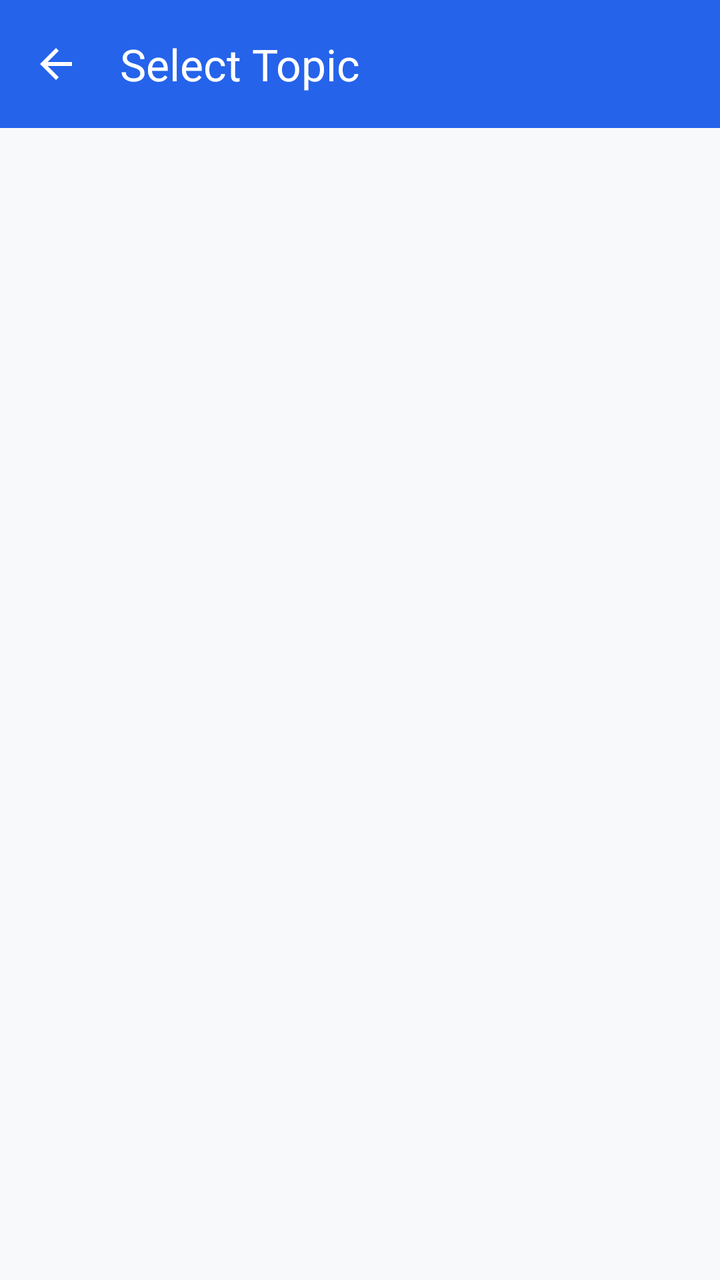
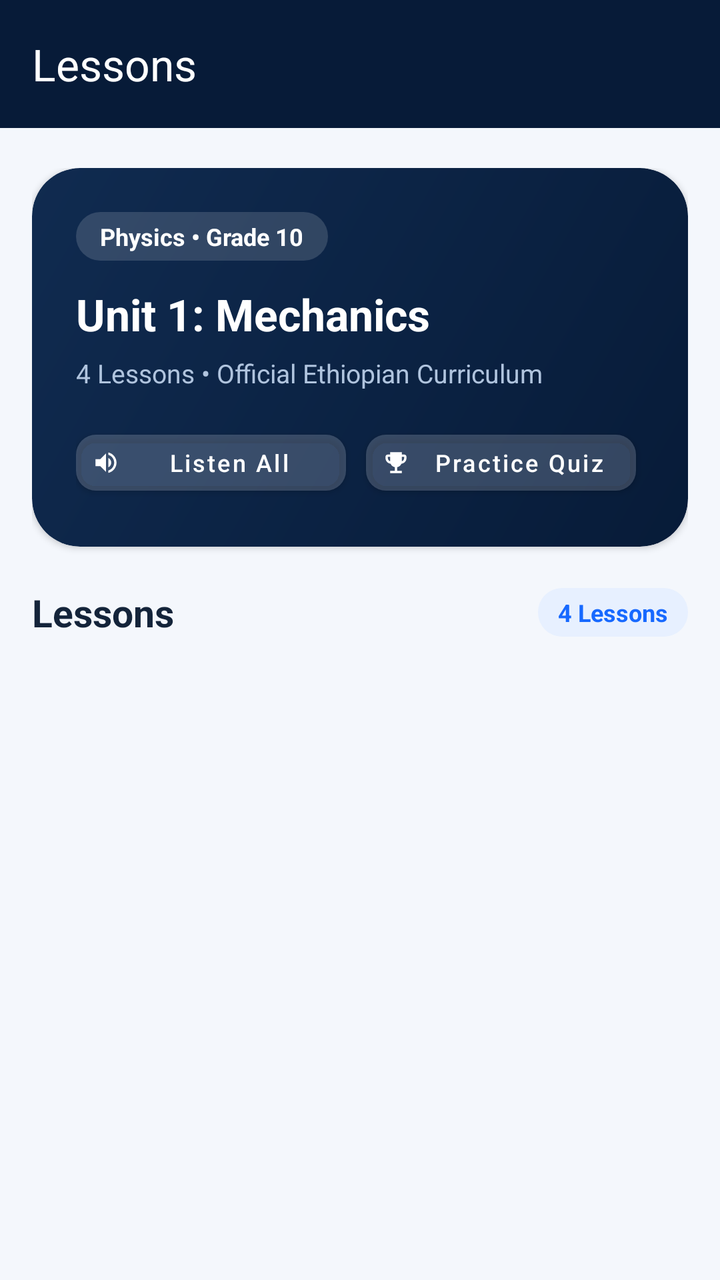

Compare the two renders of this Android layout. The source of the first and the diff that turns it into the second are given below.
<!-- AndroidManifest.xml: application theme Theme.TestApp -->
<!-- res/layout/activity_topic_list.xml -->
<?xml version="1.0" encoding="utf-8"?>
<androidx.coordinatorlayout.widget.CoordinatorLayout xmlns:android="http://schemas.android.com/apk/res/android"
    xmlns:app="http://schemas.android.com/apk/res-auto"
    xmlns:tools="http://schemas.android.com/tools"
    android:layout_width="match_parent"
    android:layout_height="match_parent"
    android:background="#F8F9FA"
    tools:context=".TopicListActivity">

    <com.google.android.material.appbar.AppBarLayout
        android:layout_width="match_parent"
        android:layout_height="wrap_content"
        android:theme="@style/ThemeOverlay.AppCompat.Dark.ActionBar">
        <androidx.appcompat.widget.Toolbar
            android:id="@+id/topicToolbar"
            android:layout_width="match_parent"
            android:layout_height="?attr/actionBarSize"
            android:background="?attr/colorPrimary"
            app:navigationIcon="?attr/homeAsUpIndicator"
            app:title="Select Topic" />
    </com.google.android.material.appbar.AppBarLayout>

    <androidx.core.widget.NestedScrollView
        android:layout_width="match_parent"
        android:layout_height="match_parent"
        app:layout_behavior="@string/appbar_scrolling_view_behavior">

        <LinearLayout
            android:id="@+id/topicContainer"
            android:layout_width="match_parent"
            android:layout_height="wrap_content"
            android:orientation="vertical"
            android:padding="16dp" />
    </androidx.core.widget.NestedScrollView>

</androidx.coordinatorlayout.widget.CoordinatorLayout>
<!-- resources referenced by this layout -->
<resources>
  <style name="Theme.TestApp" parent="Base.Theme.TestApp" />
  <color name="blue_600">#2563EB</color>
  <color name="white">#FFFFFFFF</color>
  <color name="blue_500">#3B82F6</color>
  <color name="slate_700">#334155</color>
  <color name="indigo_50">#E0E7FF</color>
  <color name="slate_50">#F8FAFC</color>
  <color name="slate_900">#0F172A</color>
  <color name="surface_variant_light">#F3F4F6</color>
  <color name="slate_200">#E2E8F0</color>
  <color name="slate_500">#64748B</color>
  <!-- unchanged entries left out for length: 1 -->
</resources>

<!-- the commit's change to res/layout/activity_topic_list.xml (unified diff, before → after) -->
@@ -4,33 +4,222 @@
     xmlns:tools="http://schemas.android.com/tools"
     android:layout_width="match_parent"
     android:layout_height="match_parent"
-    android:background="#F8F9FA"
+    android:background="@color/course_background"
     tools:context=".TopicListActivity">
 
     <com.google.android.material.appbar.AppBarLayout
+        android:id="@+id/appBarLayout"
         android:layout_width="match_parent"
         android:layout_height="wrap_content"
-        android:theme="@style/ThemeOverlay.AppCompat.Dark.ActionBar">
+        android:background="@color/course_navy"
+        app:elevation="0dp">
+
         <androidx.appcompat.widget.Toolbar
             android:id="@+id/topicToolbar"
             android:layout_width="match_parent"
             android:layout_height="?attr/actionBarSize"
-            android:background="?attr/colorPrimary"
-            app:navigationIcon="?attr/homeAsUpIndicator"
-            app:title="Select Topic" />
+            android:background="@color/course_navy"
+            app:navigationIconTint="@color/white"
+            app:title="Lessons"
+            app:titleTextColor="@color/white" />
     </com.google.android.material.appbar.AppBarLayout>
 
     <androidx.core.widget.NestedScrollView
         android:layout_width="match_parent"
         android:layout_height="match_parent"
+        android:clipToPadding="false"
+        android:fillViewport="true"
+        android:paddingBottom="32dp"
         app:layout_behavior="@string/appbar_scrolling_view_behavior">
 
         <LinearLayout
-            android:id="@+id/topicContainer"
             android:layout_width="match_parent"
             android:layout_height="wrap_content"
             android:orientation="vertical"
-            android:padding="16dp" />
+            android:paddingStart="16dp"
+            android:paddingTop="20dp"
+            android:paddingEnd="16dp">
+
+            
+            <com.google.android.material.card.MaterialCardView
+                android:layout_width="match_parent"
+                android:layout_height="wrap_content"
+                android:layout_marginBottom="20dp"
+                app:cardCornerRadius="24dp"
+                app:cardElevation="2dp"
+                app:strokeWidth="0dp">
+
+                <LinearLayout
+                    android:id="@+id/layoutUnitHero"
+                    android:layout_width="match_parent"
+                    android:layout_height="wrap_content"
+                    android:background="@drawable/bg_course_hero"
+                    android:orientation="vertical"
+                    android:padding="22dp">
+
+                    <TextView
+                        android:id="@+id/tvUnitBreadcrumb"
+                        android:layout_width="wrap_content"
+                        android:layout_height="wrap_content"
+                        android:background="@drawable/bg_pill_accent"
+                        android:backgroundTint="#26FFFFFF"
+                        android:paddingStart="12dp"
+                        android:paddingTop="4dp"
+                        android:paddingEnd="12dp"
+                        android:paddingBottom="4dp"
+                        android:text="Physics • Grade 10"
+                        android:textColor="@color/white"
+                        android:textSize="12sp"
+                        android:textStyle="bold" />
+
+                    <TextView
+                        android:id="@+id/tvUnitHeader"
+                        android:layout_width="match_parent"
+                        android:layout_height="wrap_content"
+                        android:layout_marginTop="12dp"
+                        android:text="Unit 1: Mechanics"
+                        android:textColor="@color/white"
+                        android:textSize="22sp"
+                        android:textStyle="bold" />
+
+                    <TextView
+                        android:id="@+id/tvTopicCount"
+                        android:layout_width="match_parent"
+                        android:layout_height="wrap_content"
+                        android:layout_marginTop="6dp"
+                        android:text="4 Lessons • Official Ethiopian Curriculum"
+                        android:textColor="#B0C4DE"
+                        android:textSize="13sp" />
+
+                    
+                    <LinearLayout
+                        android:layout_width="match_parent"
+                        android:layout_height="wrap_content"
+                        android:layout_marginTop="16dp"
+                        android:orientation="horizontal">
+
+                        <com.google.android.material.button.MaterialButton
+                            android:id="@+id/btnListenUnit"
+                            style="@style/Widget.MaterialComponents.Button"
+                            android:layout_width="0dp"
+                            android:layout_height="40dp"
+                            android:layout_marginEnd="6dp"
+                            android:layout_weight="1"
+                            android:minHeight="0dp"
+                            android:paddingStart="8dp"
+                            android:paddingEnd="8dp"
+                            android:text="Listen All"
+                            android:textAllCaps="false"
+                            android:textColor="@color/white"
+                            android:textSize="12sp"
+                            app:backgroundTint="#33FFFFFF"
+                            app:cornerRadius="10dp"
+                            app:icon="@drawable/ic_volume_up"
+                            app:iconPadding="4dp"
+                            app:iconSize="14dp"
+                            app:iconTint="@color/white" />
+
+                        <com.google.android.material.button.MaterialButton
+                            android:id="@+id/btnUnitQuiz"
+                            style="@style/Widget.MaterialComponents.Button"
+                            android:layout_width="0dp"
+                            android:layout_height="40dp"
+                            android:layout_marginStart="4dp"
+                            android:layout_marginEnd="4dp"
+                            android:layout_weight="1"
+                            android:minHeight="0dp"
+                            android:paddingStart="8dp"
+                            android:paddingEnd="8dp"
+                            android:text="Practice Quiz"
+                            android:textAllCaps="false"
+                            android:textColor="@color/white"
+                            android:textSize="12sp"
+                            app:backgroundTint="#33FFFFFF"
+                            app:cornerRadius="10dp"
+                            app:icon="@drawable/ic_trophy"
+                            app:iconPadding="4dp"
+                            app:iconSize="14dp"
+                            app:iconTint="@color/white" />
+
+                        <com.google.android.material.button.MaterialButton
+                            android:id="@+id/btnUnitLab"
+                            style="@style/Widget.MaterialComponents.Button"
+                            android:layout_width="0dp"
+                            android:layout_height="40dp"
+                            android:layout_marginStart="6dp"
+                            android:layout_weight="1"
+                            android:minHeight="0dp"
+                            android:paddingStart="8dp"
+                            android:paddingEnd="8dp"
+                            android:text="Virtual Lab"
+                            android:textAllCaps="false"
+                            android:textColor="@color/white"
+                            android:textSize="12sp"
+                            android:visibility="gone"
+                            app:backgroundTint="#33FFFFFF"
+                            app:cornerRadius="10dp"
+                            app:icon="@drawable/ic_lab"
+                            app:iconPadding="4dp"
+                            app:iconSize="14dp"
+                            app:iconTint="@color/white" />
+                    </LinearLayout>
+
+                </LinearLayout>
+            </com.google.android.material.card.MaterialCardView>
+
+            
+            <LinearLayout
+                android:layout_width="match_parent"
+                android:layout_height="wrap_content"
+                android:gravity="center_vertical"
+                android:orientation="horizontal">
+
+                <TextView
+                    android:layout_width="0dp"
+                    android:layout_height="wrap_content"
+                    android:layout_weight="1"
+                    android:text="Lessons"
+                    android:textColor="@color/course_text_primary"
+                    android:textSize="19sp"
+                    android:textStyle="bold" />
+
+                <TextView
+                    android:id="@+id/tvLessonsCountPill"
+                    android:layout_width="wrap_content"
+                    android:layout_height="wrap_content"
+                    android:background="@drawable/bg_unit_pill"
+                    android:paddingStart="10dp"
+                    android:paddingTop="4dp"
+                    android:paddingEnd="10dp"
+                    android:paddingBottom="4dp"
+                    android:text="4 Lessons"
+                    android:textColor="@color/course_blue"
+                    android:textSize="12sp"
+                    android:textStyle="bold" />
+            </LinearLayout>
+
+            <TextView
+                android:id="@+id/tvTopicEmptyState"
+                android:layout_width="match_parent"
+                android:layout_height="wrap_content"
+                android:layout_marginTop="16dp"
+                android:background="@drawable/bg_course_card"
+                android:gravity="center"
+                android:padding="28dp"
+                android:text="No lesson content is available in this unit yet."
+                android:textColor="@color/course_text_secondary"
+                android:textSize="15sp"
+                android:visibility="gone" />
+
+            
+            <LinearLayout
+                android:id="@+id/topicContainer"
+                android:layout_width="match_parent"
+                android:layout_height="wrap_content"
+                android:layout_marginTop="14dp"
+                android:orientation="vertical" />
+
+        </LinearLayout>
     </androidx.core.widget.NestedScrollView>
 
 </androidx.coordinatorlayout.widget.CoordinatorLayout>
<!-- resource entries referenced after the edit -->
@@ -1,8 +1,82 @@
 <!-- resources referenced by this layout -->
 <resources>
+  <color name="course_background">#F4F7FC</color>
+  <color name="course_blue">#1769FF</color>
+  <color name="course_navy">#071B38</color>
+  <color name="course_text_primary">#14243A</color>
+  <color name="course_text_secondary">#64748B</color>
   <style name="Theme.TestApp" parent="Base.Theme.TestApp" />
+  <color name="course_card_white">#FFFFFF</color>
+  <color name="course_card_stroke">#E2EAF5</color>
+  <color name="course_navy_secondary">#102B50</color>
+  <color name="course_blue_light">#E7F0FF</color>
   <color name="blue_600">#2563EB</color>
   <color name="white">#FFFFFFFF</color>
+  <!-- drawable bg_course_card (drawable) -->
+  <?xml version="1.0" encoding="utf-8"?>
+  <shape xmlns:android="http://schemas.android.com/apk/res/android"
+      android:shape="rectangle">
+      <solid android:color="@color/course_card_white" />
+      <stroke
+          android:width="1dp"
+          android:color="@color/course_card_stroke" />
+      <corners android:radius="20dp" />
+  </shape>
+  <!-- drawable bg_course_hero (drawable) -->
+  <?xml version="1.0" encoding="utf-8"?>
+  <shape xmlns:android="http://schemas.android.com/apk/res/android"
+      android:shape="rectangle">
+      <gradient
+          android:angle="135"
+          android:startColor="@color/course_navy"
+          android:endColor="@color/course_navy_secondary"
+          android:type="linear" />
+      <corners android:radius="24dp" />
+  </shape>
+  <!-- drawable bg_pill_accent (drawable) -->
+  <?xml version="1.0" encoding="utf-8"?>
+  <shape xmlns:android="http://schemas.android.com/apk/res/android"
+      android:shape="rectangle">
+      <solid android:color="@color/course_blue_light" />
+      <corners android:radius="20dp" />
+  </shape>
+  <!-- drawable bg_unit_pill (drawable) -->
+  <?xml version="1.0" encoding="utf-8"?>
+  <shape xmlns:android="http://schemas.android.com/apk/res/android"
+      android:shape="rectangle">
+      <solid android:color="@color/course_blue_light" />
+      <corners android:radius="12dp" />
+  </shape>
+  <!-- drawable ic_lab (drawable) -->
+  <vector xmlns:android="http://schemas.android.com/apk/res/android"
+      android:width="24dp"
+      android:height="24dp"
+      android:viewportWidth="24"
+      android:viewportHeight="24">
+    <path
+        android:fillColor="#FF000000"
+        android:pathData="M18.3,2H5.7C5,2 4.5,2.7 4.7,3.3L8,9.4V19A2,2 0 0,0 10,21H14A2,2 0 0,0 16,19V9.4L19.3,3.3C19.5,2.7 19,2 18.3,2M14,19H10V10H14V19M13.2,8H10.8L8.7,4H15.3L13.2,8Z"/>
+  </vector>
+  <!-- drawable ic_trophy (drawable) -->
+  <vector xmlns:android="http://schemas.android.com/apk/res/android"
+      android:width="24dp"
+      android:height="24dp"
+      android:viewportWidth="24"
+      android:viewportHeight="24">
+      <path
+          android:fillColor="#FF000000"
+          android:pathData="M19,5h-2V3H7v2H5C3.9,5 3,5.9 3,7v1c0,2.55 1.92,4.63 4.39,4.94c0.63,1.5 1.98,2.63 3.61,2.96V19H7v2h10v-2h-4v-3.1c1.63,-0.33 2.98,-1.46 3.61,-2.96C19.08,12.63 21,10.55 21,8V7C21,5.9 20.1,5 19,5zM5,8V7h2v3.82C5.84,10.4 5,9.3 5,8zM19,8c0,1.3 -0.84,2.4 -2,2.82V7h2V8z" />
+  </vector>
+  <!-- drawable ic_volume_up (drawable) -->
+  <vector xmlns:android="http://schemas.android.com/apk/res/android"
+      android:width="24dp"
+      android:height="24dp"
+      android:viewportWidth="24"
+      android:viewportHeight="24">
+      <path
+          android:fillColor="#FF1E40AF"
+          android:pathData="M3,9v6h4l5,5V4L7,9H3zm13.5,3c0,-1.77 -1.02,-3.29 -2.5,-4.03v8.05c1.48,-0.73 2.5,-2.25 2.5,-4.02zM14,3.23v2.06c2.89,0.86 5,3.54 5,6.71s-2.11,5.85 -5,6.71v2.06c4.01,-0.91 7,-4.49 7,-8.77s-2.99,-7.86 -7,-8.77z"/>
+  </vector>
   <color name="blue_500">#3B82F6</color>
   <color name="slate_700">#334155</color>
   <color name="indigo_50">#E0E7FF</color>
